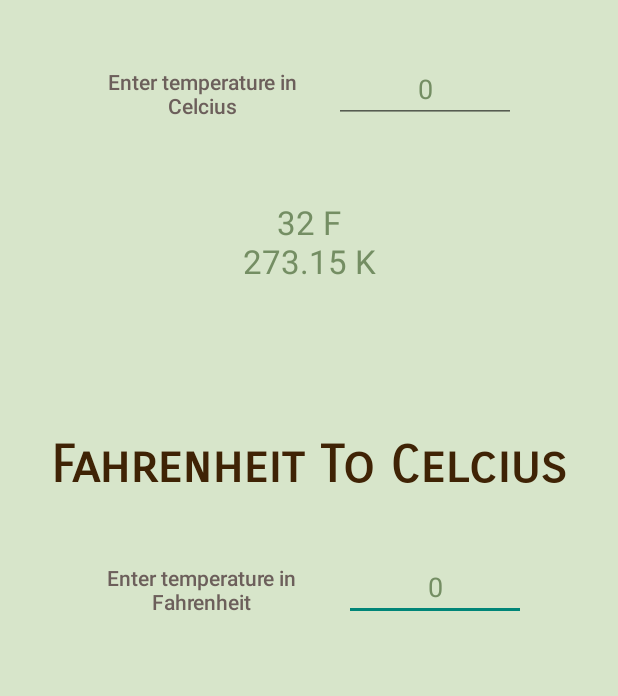
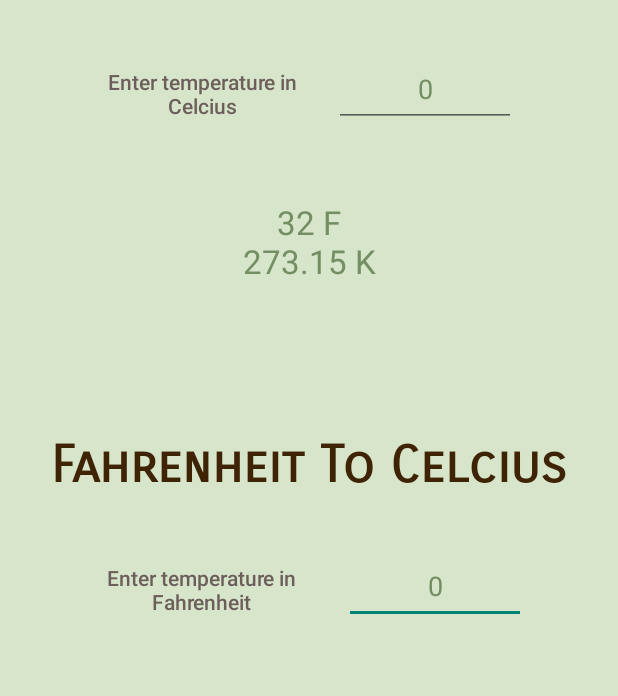
Before and after one commit to Ash-2903/Temperature-Convertor-App, an Android app: the screen it shows after launch (MainActivity), on a phone screen of 412 x 824 dp. Shown: the part 275-971 px from the top of the screen. Run offline under Robolectric (Android 15) with nearby library versions, the phone set to English and light mode, and no system bars.

Commit message:
resolved error

```diff
--- a/app/src/main/res/layout/activity_main.xml
+++ b/app/src/main/res/layout/activity_main.xml
@@ -65,7 +65,7 @@
             <EditText
                 android:id="@+id/editTextText3"
                 android:layout_width="121dp"
-                android:layout_height="45dp"
+                android:layout_height="48dp"
                 android:ems="10"
                 android:gravity="center_horizontal"
                 android:inputType="number"
@@ -117,7 +117,7 @@
             <EditText
                 android:id="@+id/editTextText2"
                 android:layout_width="121dp"
-                android:layout_height="45dp"
+                android:layout_height="48dp"
                 android:ems="10"
                 android:gravity="center_horizontal"
                 android:inputType="number"
```
